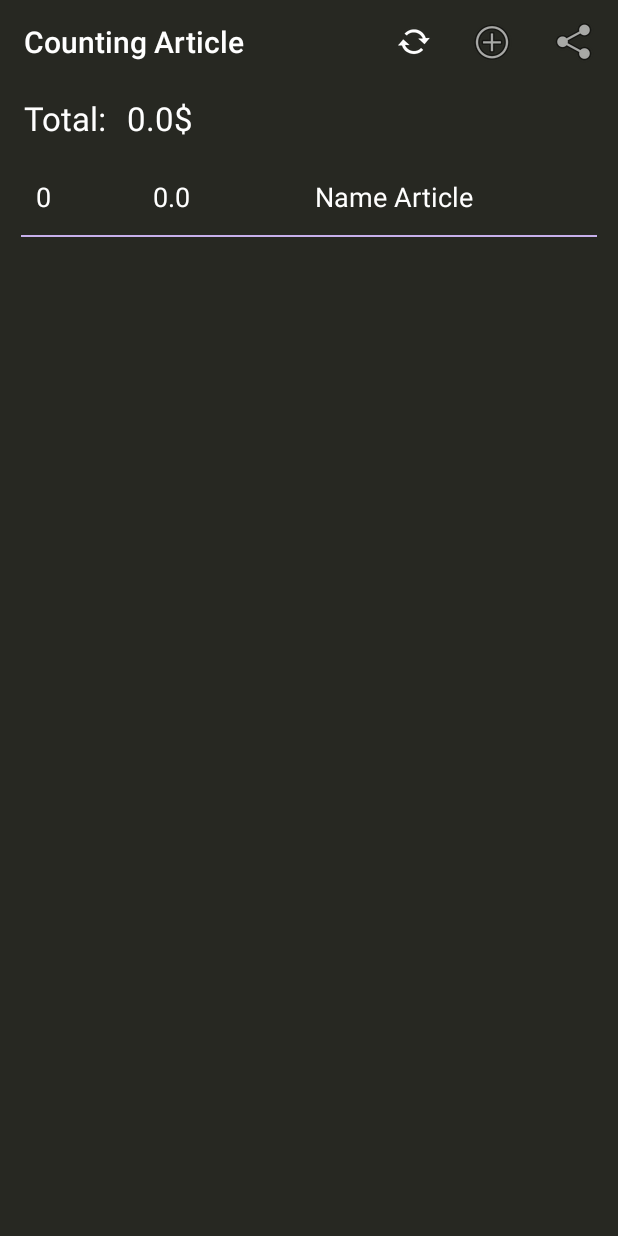
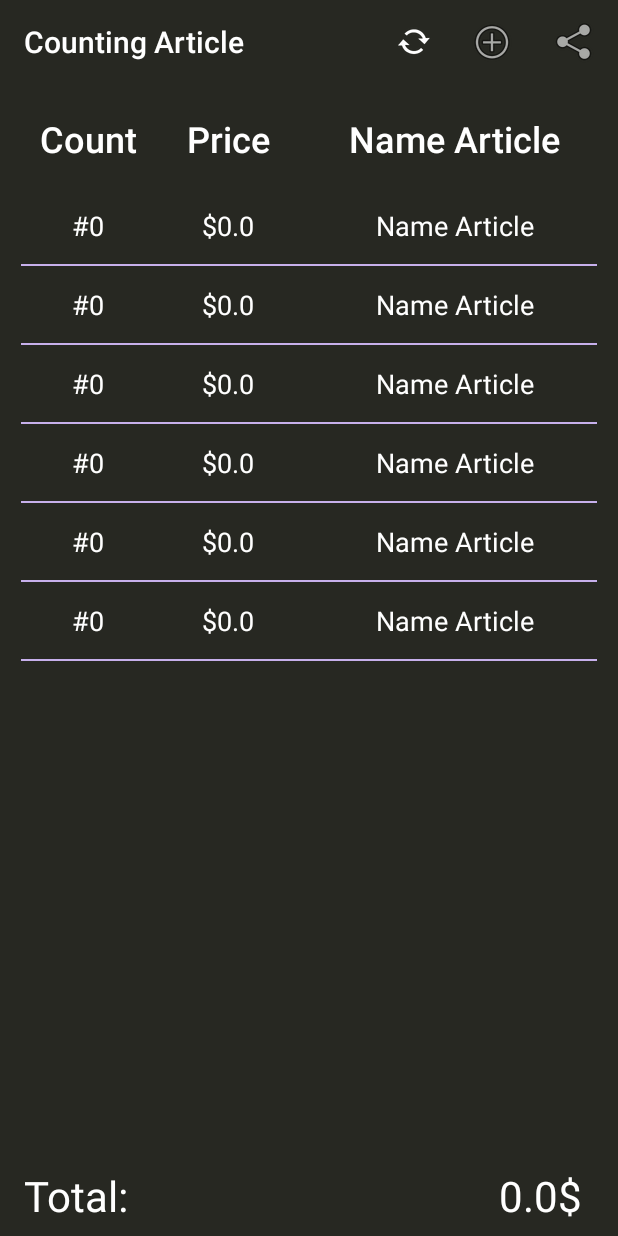
Before and after one commit to Mandy0990/CountingArticles, an Android app: the screen it shows after launch (MainActivity), after a tap on "Add", on a phone screen of 412 x 824 dp. Run offline under Robolectric (Android 15) with nearby library versions, the phone set to English and light mode, and no system bars; our stand-ins replace Room's generated code, data binding, navigation-ui.

Commit message:
Fixed desing, hint of label and background when show keyboard

```diff
--- a/app/src/main/AndroidManifest.xml
+++ b/app/src/main/AndroidManifest.xml
@@ -9,9 +9,11 @@
         android:roundIcon="@mipmap/ic_launcher_round"
         android:supportsRtl="true"
         android:theme="@style/Theme.AppCompat.Light.NoActionBar">
+
         <activity
             android:name=".SplashScreen"
-            android:theme="@style/SplashTheme">
+            android:theme="@style/SplashTheme"
+            android:windowSoftInputMode="adjustPan">
             <intent-filter>
                 <action android:name="android.intent.action.MAIN" />
 
--- a/app/src/main/java/com/example/countingarticles/MainActivity.kt
+++ b/app/src/main/java/com/example/countingarticles/MainActivity.kt
@@ -38,8 +38,12 @@ class MainActivity : AppCompatActivity() {
         setSupportActionBar(findViewById(R.id.toolbar))
         toolbar.setTitleTextColor(Color.WHITE)
         setTitle("Counting Article")
-        //Remove white bakcground view when show / hide keyboard
-        getWindow().setSoftInputMode(WindowManager.LayoutParams.SOFT_INPUT_ADJUST_PAN);
+
+//        //Remove white bakcground view when show / hide keyboard
+//        getWindow().setSoftInputMode(WindowManager.LayoutParams.SOFT_INPUT_STATE_VISIBLE);
+//        getWindow().setSoftInputMode(WindowManager.LayoutParams.SOFT_INPUT_ADJUST_RESIZE);
+//        getWindow().setSoftInputMode(WindowManager.LayoutParams.SOFT_INPUT_ADJUST_RESIZE);
+        getWindow().setSoftInputMode(WindowManager.LayoutParams.SOFT_INPUT_STATE_ALWAYS_HIDDEN)
     }
 
 //    override fun onOptionsItemSelected(item: MenuItem): Boolean {
--- a/app/src/main/java/com/example/countingarticles/articles/ArticleAdapter.kt
+++ b/app/src/main/java/com/example/countingarticles/articles/ArticleAdapter.kt
@@ -38,7 +38,9 @@ class ViewHolder private constructor(val binding: ArticleItemListViewBinding, va
 
             override fun onTextChanged(s: CharSequence?, start: Int, before: Int, count: Int) {
                 println(s)
-                onChangeValuesListener?.onOnChangeValuesListener(s.toString(),adapterPosition,"count")
+                s?.let {
+                    onChangeValuesListener?.onOnChangeValuesListener(s.toString(),adapterPosition,"count")
+                }
             }
         })
 
@@ -49,7 +51,10 @@ class ViewHolder private constructor(val binding: ArticleItemListViewBinding, va
 
             override fun onTextChanged(s: CharSequence?, start: Int, before: Int, count: Int) {
                 println(s)
-                onChangeValuesListener?.onOnChangeValuesListener(s.toString(),adapterPosition,"price")
+
+                s?.let {
+                    onChangeValuesListener?.onOnChangeValuesListener(s.toString(),adapterPosition,"price")
+                }
             }
         })
 
@@ -67,8 +72,12 @@ class ViewHolder private constructor(val binding: ArticleItemListViewBinding, va
     fun bind(article: Article) {
         binding.article = article
         binding.articleName.setText(article.articleName)
-        binding.articlePrice.setText(article.articlePrice.toString())
-        binding.articleCount.setText(article.articleCount.toString())
+
+        var textPrice = if (article.articlePrice == 0.0 )  "" else article.articlePrice.toString()
+        binding.articlePrice.setText(textPrice)
+
+        var textCount = if (article.articleCount == 0 )  "" else article.articleCount.toString()
+        binding.articleCount.setText(textCount)
 
         binding.executePendingBindings()
     }
--- a/app/src/main/java/com/example/countingarticles/articles/ArticleFragment.kt
+++ b/app/src/main/java/com/example/countingarticles/articles/ArticleFragment.kt
@@ -1,6 +1,7 @@
 package com.example.countingarticles.articles
 
 
+import android.annotation.SuppressLint
 import android.content.ActivityNotFoundException
 import android.content.Intent
 import android.os.Bundle
@@ -8,6 +9,7 @@ import android.util.Log
 import android.view.*
 import android.widget.Toast
 import androidx.databinding.DataBindingUtil
+import androidx.databinding.DataBindingUtil.setContentView
 import androidx.fragment.app.Fragment
 import androidx.lifecycle.Observer
 import androidx.lifecycle.ViewModelProviders
@@ -27,12 +29,29 @@ class ArticleFragment : Fragment(),OnChangeValuesListener {
     private lateinit var viewModel: ArticleViewModel
     private lateinit var binding: FragmentArticleBinding
 
+    override fun onCreate(savedInstanceState: Bundle?) {
+        super.onCreate(savedInstanceState)
+
+        //        this.fragmentManager?.setSoftInputMode(WindowManager.LayoutParams.SOFT_INPUT_ADJUST_RESIZE)
+//        activity?.window?.setSoftInputMode(
+//            WindowManager.LayoutParams.SOFT_INPUT_ADJUST_RESIZE
+//        )
+
+//        activity?.window?.getDecorView().setBackgroundColor(
+//            android.R.color.transparent);
+
+        //Cambiar color por detras del teclado Tip-Importan
+        activity?.window?.decorView?.setBackgroundColor(resources.getColor(R.color.colorApp))
+
+    }
+
     override fun onCreateView(
         inflater: LayoutInflater, container: ViewGroup?,
         savedInstanceState: Bundle?
     ): View? {
         // Inflate the layout for this fragment
         setHasOptionsMenu(true)
+
 
         // Get a reference to the binding object and inflate the fragment views.
         binding = DataBindingUtil.inflate(
--- a/app/src/main/java/com/example/countingarticles/articles/ArticleViewModel.kt
+++ b/app/src/main/java/com/example/countingarticles/articles/ArticleViewModel.kt
@@ -31,7 +31,7 @@ class ArticleViewModel(
     }
 
     init {
-        this.listArticles.apply { postValue(emptyList()) }
+        initEmptyArticles()
     }
 
     private suspend fun getArticleCurrentFromDatabase(): Article? {
@@ -75,11 +75,10 @@ class ArticleViewModel(
     fun getTotalPriceArticle(value:String, articlePosition: Int, typeField:String): String?{
         var total: Double = 0.0
 
-        if(value != "") {
             if (typeField == "price") {
-                listArticles.value?.get(articlePosition)?.articlePrice = value.toDouble()
+                listArticles.value?.get(articlePosition)?.articlePrice = if (value == "") 0.0 else value.toDouble()
             } else {
-                listArticles.value?.get(articlePosition)?.articleCount = value.toInt()
+                listArticles.value?.get(articlePosition)?.articleCount = if (value == "") 0 else value.toInt()
             }
 
 
@@ -91,11 +90,19 @@ class ArticleViewModel(
                 }
             }
             return total.toString()
-        }
-        return null
     }
+
+    fun initEmptyArticles(){
+        val newArticle = Article(
+            articleName = "",
+            articlePrice =  0.0,
+            articleCount = 0
+        )
+        val list = mutableListOf(newArticle,newArticle,newArticle,newArticle,newArticle)
+        this.listArticles.apply { postValue(list) }
+    }
+
     //** CRUD BD **
-
     fun addNewArticle(){
         val newArticle = Article(
             articleName = "",
@@ -121,10 +128,10 @@ class ArticleViewModel(
     }
 
     fun removeAllArticles() {
-        uiScope.launch {
-            withContext(Dispatchers.IO) {
-                database.clear()
-            }
-        }
+//        uiScope.launch {
+//            withContext(Dispatchers.IO) {
+//                database.clear()
+//            }
+//        }
     }
 }
--- a/app/src/main/res/layout/article_item_list_view.xml
+++ b/app/src/main/res/layout/article_item_list_view.xml
@@ -33,6 +33,7 @@
         android:ems="10"
         android:hint="@string/article_name"
         android:inputType="textPersonName"
+        android:textAlignment="center"
         android:textColor="#FFFFFF"
         android:textColorHint="#FFFFFF"
         app:layout_constraintBaseline_toBaselineOf="@+id/article_price"
@@ -48,6 +49,7 @@
         android:ems="10"
         android:hint="@string/article_price"
         android:inputType="phone"
+        android:textAlignment="center"
         android:textColor="#FFFFFF"
         android:textColorHint="#FFFFFF"
         app:layout_constraintBaseline_toBaselineOf="@+id/article_count"
@@ -63,6 +65,7 @@
         android:ems="10"
         android:hint="@string/article_count"
         android:inputType="phone"
+        android:textAlignment="center"
         android:textColor="#FFFFFF"
         android:textColorHint="#FFFFFF"
         app:layout_constraintStart_toStartOf="parent"
--- a/app/src/main/res/layout/fragment_article.xml
+++ b/app/src/main/res/layout/fragment_article.xml
@@ -2,6 +2,7 @@
 <layout xmlns:android="http://schemas.android.com/apk/res/android"
     xmlns:app="http://schemas.android.com/apk/res-auto"
     xmlns:tools="http://schemas.android.com/tools">
+
     <data>
         <variable
             name="articleViewModel"
@@ -17,38 +18,80 @@
             android:id="@+id/article_list"
             android:layout_width="0dp"
             android:layout_height="0dp"
-            android:layout_marginTop="12dp"
-            android:layout_marginBottom="8dp"
+            android:layout_marginTop="16dp"
+            android:layout_marginBottom="52dp"
             android:background="#00FFFFFF"
             app:layoutManager="androidx.recyclerview.widget.LinearLayoutManager"
             app:layout_constraintBottom_toBottomOf="parent"
             app:layout_constraintEnd_toEndOf="parent"
             app:layout_constraintHorizontal_bias="0.0"
             app:layout_constraintStart_toStartOf="parent"
-            app:layout_constraintTop_toBottomOf="@+id/labelTotalPrice" />
+            app:layout_constraintTop_toBottomOf="@+id/tvCountHint" />
 
         <TextView
             android:id="@+id/labelPrice"
             android:layout_width="wrap_content"
             android:layout_height="wrap_content"
-            android:layout_marginStart="8dp"
+            android:layout_marginEnd="16dp"
             android:text="Price"
             android:textColor="#FFFFFF"
-            android:textSize="22sp"
+            android:textSize="28sp"
             app:layout_constraintBaseline_toBaselineOf="@+id/labelTotalPrice"
-            app:layout_constraintStart_toEndOf="@+id/labelTotalPrice" />
+            app:layout_constraintEnd_toEndOf="parent" />
+
+        <TextView
+            android:id="@+id/tvPriceHint"
+            android:layout_width="100dp"
+            android:layout_height="wrap_content"
+            android:layout_marginStart="8dp"
+            android:fontFamily="sans-serif-medium"
+            android:text="Price"
+            android:textAlignment="center"
+            android:textColor="#FFFFFF"
+            android:textSize="24sp"
+            app:layout_constraintBaseline_toBaselineOf="@+id/tvCountHint"
+            app:layout_constraintStart_toEndOf="@+id/tvCountHint" />
+
+        <TextView
+            android:id="@+id/tvNameHint"
+            android:layout_width="0dp"
+            android:layout_height="wrap_content"
+            android:layout_marginStart="8dp"
+            android:layout_marginEnd="16dp"
+            android:fontFamily="sans-serif-medium"
+            android:text="Name Article"
+            android:textAlignment="center"
+            android:textColor="#FFFFFF"
+            android:textSize="24sp"
+            app:layout_constraintBaseline_toBaselineOf="@+id/tvPriceHint"
+            app:layout_constraintEnd_toEndOf="parent"
+            app:layout_constraintStart_toEndOf="@+id/tvPriceHint" />
+
+        <TextView
+            android:id="@+id/tvCountHint"
+            android:layout_width="70dp"
+            android:layout_height="wrap_content"
+            android:layout_marginStart="24dp"
+            android:layout_marginTop="20dp"
+            android:fontFamily="sans-serif-medium"
+            android:text="Count"
+            android:textAlignment="center"
+            android:textColor="#FFFFFF"
+            android:textSize="24sp"
+            app:layout_constraintStart_toStartOf="parent"
+            app:layout_constraintTop_toTopOf="parent" />
 
         <TextView
             android:id="@+id/labelTotalPrice"
             android:layout_width="wrap_content"
             android:layout_height="wrap_content"
             android:layout_marginStart="16dp"
-            android:layout_marginTop="8dp"
+            android:layout_marginBottom="8dp"
             android:text="Total: "
             android:textColor="#FFFFFF"
-            android:textSize="22sp"
-            app:layout_constraintStart_toStartOf="parent"
-            app:layout_constraintTop_toTopOf="parent" />
+            android:textSize="28sp"
+            app:layout_constraintBottom_toBottomOf="parent"
+            app:layout_constraintStart_toStartOf="parent" />
 
     </androidx.constraintlayout.widget.ConstraintLayout>
 </layout>
--- a/app/src/main/res/values/colors.xml
+++ b/app/src/main/res/values/colors.xml
@@ -3,4 +3,5 @@
     <color name="colorPrimary">#008577</color>
     <color name="colorPrimaryDark">#00574B</color>
     <color name="colorAccent">#D81B60</color>
+    <color name="colorApp">#272822</color>
 </resources>
--- a/app/src/main/res/values/strings.xml
+++ b/app/src/main/res/values/strings.xml
@@ -9,6 +9,6 @@
     <string name="delete">Delete</string>
     <string name="name_article">Name Article</string>
     <string name="article_name">Name Article</string>
-    <string name="article_price">Price</string>
-    <string name="article_count">Count</string>
+    <string name="article_price">$0.0</string>
+    <string name="article_count">#0</string>
 </resources>
```
